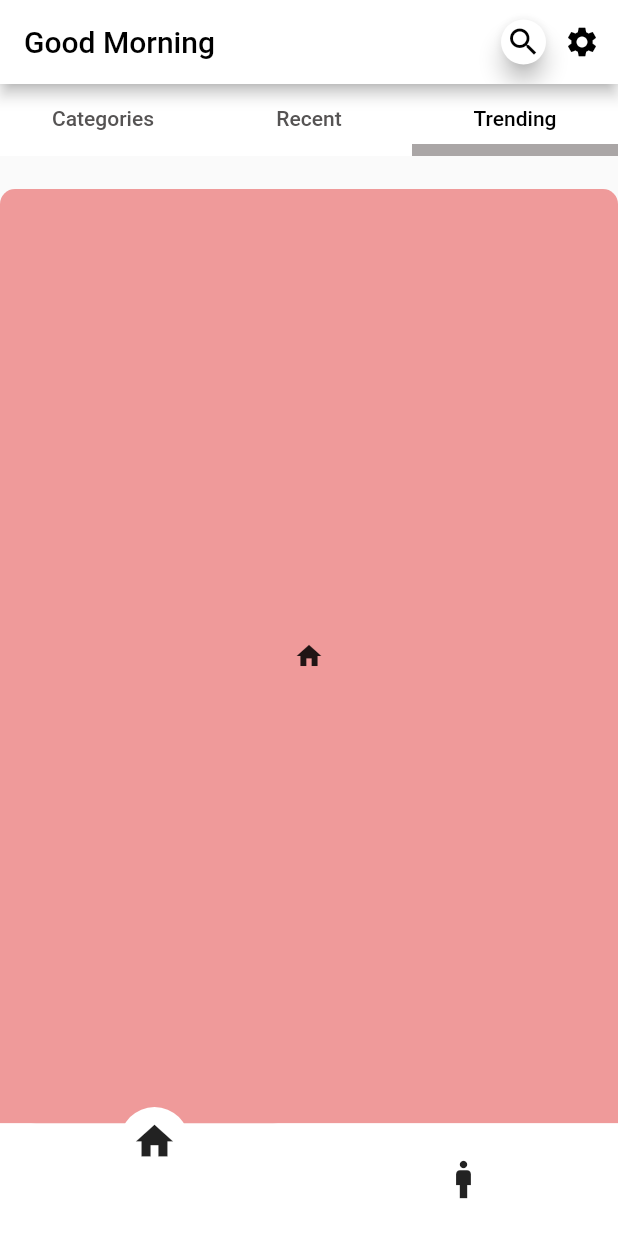
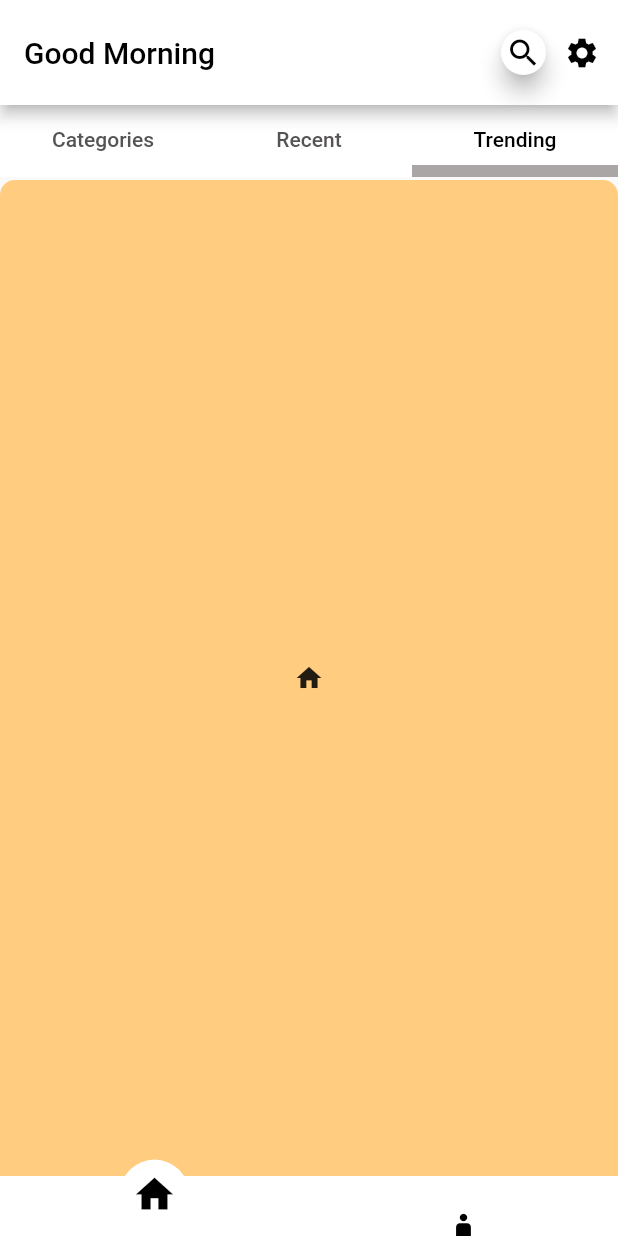
Before and after one commit to Navneet-singh7/StudentOLX.github.iofork, a Flutter app: the screen it shows after launch, on a phone screen of 412 x 824 dp. Run offline on Flutter 3.47's test engine with Material 2 defaults, Android fonts, the phone set to English and light mode, and no system bars; drawn by our look-alikes of curved_navigation_bar; our stand-ins replace material_floating_search_bar; missing offline and left inert: dart:html, search_page.

Commit message:
Basics1.4
corrected tab bar navigation

```diff
--- a/lib/screens/HomePage/homepage.dart
+++ b/lib/screens/HomePage/homepage.dart
@@ -43,6 +43,7 @@ class _HomeScreenState extends State<HomeScreen> with TickerProviderStateMixin {
         resizeToAvoidBottomInset: false,
         // -----------------------------------------APP BAR
         appBar: AppBar(
+          toolbarHeight: 70,
           backgroundColor: theme.isDarkMode == false
               ? const Color.fromARGB(255, 255, 255, 255)
               : const Color.fromARGB(255, 0, 0, 0),
@@ -63,16 +64,21 @@ class _HomeScreenState extends State<HomeScreen> with TickerProviderStateMixin {
         // ---------------------------------------BOTTOM NAVIGATION BAR
         bottomNavigationBar: CurvedNavigationBar(
           key: _bottomNavigationKey,
+          height: 40,
           items: <Widget>[
             Icon(
               Icons.home,
               size: 30,
-              color: Theme.of(context).iconTheme.color,
+              color: theme.isDarkMode == false
+                  ? const Color.fromARGB(255, 0, 0, 0)
+                  : const Color.fromARGB(255, 255, 255, 255),
             ),
             Icon(
               Icons.man,
               size: 30,
-              color: Theme.of(context).iconTheme.color,
+              color: theme.isDarkMode == false
+                  ? const Color.fromARGB(255, 0, 0, 0)
+                  : const Color.fromARGB(255, 255, 255, 255),
             ),
             // Icon(Icons.shop, size: 30),
           ],
--- a/lib/screens/Recommendations/R_screens/recommendation_home_screen.dart
+++ b/lib/screens/Recommendations/R_screens/recommendation_home_screen.dart
@@ -1,7 +1,6 @@
 import 'package:flutter/material.dart';
-import 'package:material_floating_search_bar/material_floating_search_bar.dart';
 import 'package:olx_server/constants/themeData/themeData.dart';
-import 'package:olx_server/constants/variables.dart';
+import 'package:olx_server/models/product_card.dart';
 import 'package:olx_server/screens/Recommendations/R_screens/components/sampleWidget.dart';
 import 'package:provider/provider.dart';
 
@@ -28,26 +27,21 @@ class _RecommendationHomeScreenState extends State<RecommendationHomeScreen>
   Widget build(BuildContext context) {
     final theme = Provider.of<ThemeProvider>(context);
     final size = MediaQuery.of(context).size;
-    return MaterialApp(
-      debugShowCheckedModeBanner: false,
-      // Provide the [TabController]
-      home: DefaultTabController(
+
+    return Scaffold(
+      body: DefaultTabController(
         length: 3,
         child: Scaffold(
           body: SafeArea(
             child: Stack(
               children: [
                 Padding(
-                    padding: const EdgeInsets.fromLTRB(0, 0, 0, 0),
+                    padding: const EdgeInsets.fromLTRB(0, 0, 0, 130),
                     child: Container(
                       color: theme.isDarkMode == false
                           ? Colors.white
                           : Colors.black,
                       child: TabBar(
-                        // indicator: BoxDecoration(
-                        //   borderRadius: BorderRadius.circular(50),
-                        //   color: Colors.greenAccent,
-                        // ),
                         indicator: const UnderlineTabIndicator(
                             borderSide: BorderSide(
                                 color: Color.fromARGB(255, 170, 166, 166),
@@ -60,39 +54,47 @@ class _RecommendationHomeScreenState extends State<RecommendationHomeScreen>
                             : Colors.white,
                         // labelColor: Theme.of(context).l,
                         controller: _tabController,
+
                         unselectedLabelColor: theme.isDarkMode == false
                             ? const Color.fromARGB(255, 85, 83, 83)
                             : Colors.grey,
-                        tabs: const [
-                          Tab(
-                            child: Text(
-                              "Categories",
-                              // style: TextStyle(height: 20),
+                        tabs: [
+                          GestureDetector(
+                            child: const Tab(
+                              text: "Categories",
                             ),
                           ),
-                          Tab(
-                            child: Text("Recent"),
+                          GestureDetector(
+                            child: const Tab(
+                              text: "Recent",
+                            ),
                           ),
-                          Tab(
-                            child: Text("Trending"),
-                          ),
+                          GestureDetector(
+                            child: const Tab(
+                              text: "Trending",
+                            ),
+                          )
                         ],
                       ),
                     )),
                 // Sample pages
                 Padding(
-                  padding: const EdgeInsets.only(top: 70),
+                  padding: const EdgeInsets.only(top: 50),
                   child: TabBarView(
                     physics: const BouncingScrollPhysics(),
+                    controller: _tabController,
                     children: [
                       SampleWidget(
                         label: 'FIRST PAGE',
                         color: Colors.red.shade200,
                       ),
-                      SampleWidget(
-                        label: 'SECOND PAGE',
-                        color: Colors.blue.shade100,
-                      ),
+                      const FoodItemCard(
+                          imageUrl:
+                              "https://images.unsplash.com/photo-1670272590027-72888b060829?ixlib=rb-4.0.3&ixid=MnwxMjA3fDB8MHx0b3BpYy1mZWVkfDJ8NnNNVmpUTFNrZVF8fGVufDB8fHx8&auto=format&fit=crop&w=500&q=60",
+                          itemName: "itemName",
+                          estimatedTime: "3",
+                          rating: "4",
+                          price: "1000"),
                       SampleWidget(
                         label: 'THIRD PAGE',
                         color: Colors.orange.shade200,
@@ -108,33 +110,3 @@ class _RecommendationHomeScreenState extends State<RecommendationHomeScreen>
     );
   }
 }
-
-// SegmentedTabControl(
-//                     // Customization of widget
-//                     radius: const Radius.circular(3),
-//                     backgroundColor: Theme.of(context).unselectedWidgetColor,
-//                     indicatorColor: Theme.of(context).indicatorColor,
-//                     tabTextColor: Colors.black45,
-//                     selectedTabTextColor: Colors.white,
-//                     squeezeIntensity: 2,
-
-//                     height: 45,
-//                     tabPadding: const EdgeInsets.symmetric(horizontal: 8),
-//                     textStyle: Theme.of(context).textTheme.bodyText1,
-//                     // Options for selection
-//                     // All specified values will override the [SegmentedTabControl] setting
-//                     tabs: [
-//                       SegmentTab(
-//                         label: 'ACCOUNT',
-//                         // For example, this overrides [indicatorColor] from [SegmentedTabControl]
-//                         color: Colors.red.shade200,
-//                       ),
-//                       SegmentTab(
-//                         label: 'HOME',
-//                         backgroundColor: Colors.blue.shade100,
-//                         selectedTextColor: Colors.black45,
-//                         textColor: Colors.black26,
-//                       ),
-//                       const SegmentTab(label: 'NEW'),
-//                     ],
-//                   ),
```
